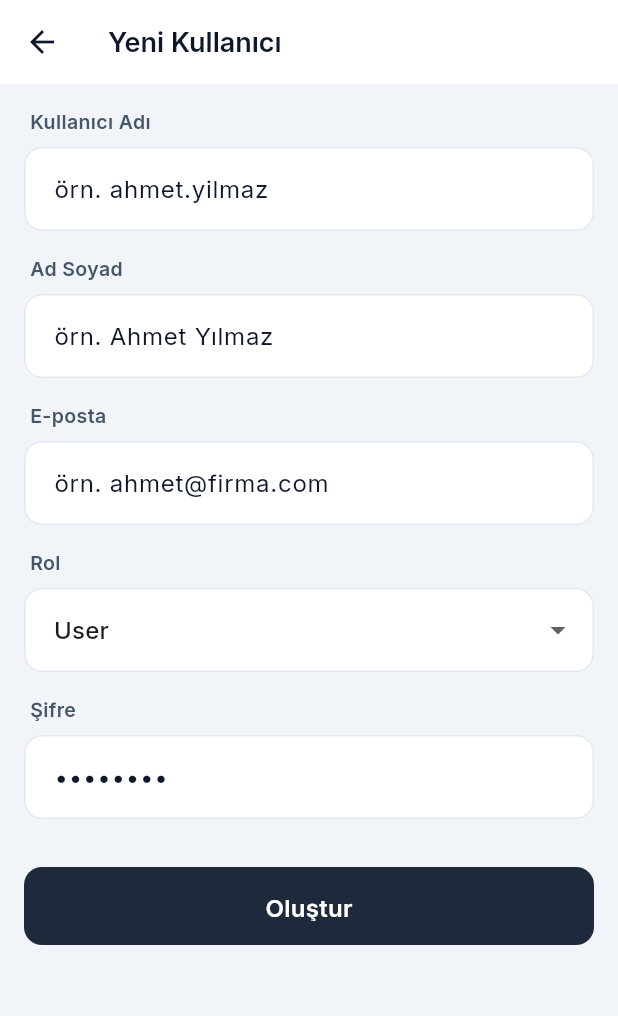
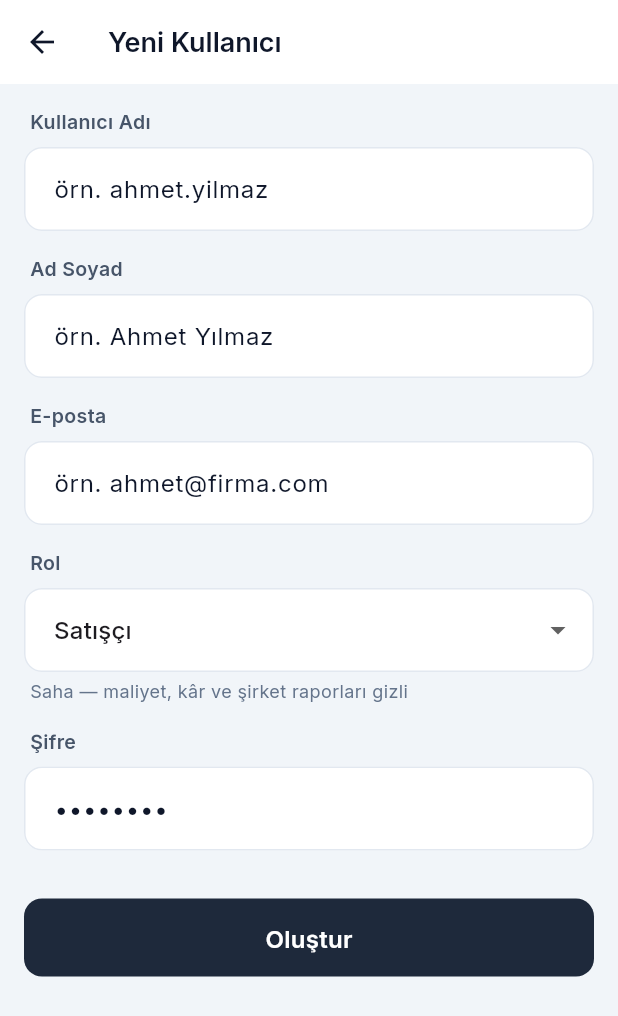
Before and after one commit to arslansly/logo_erp_sly, a Flutter app: the UserFormScreen screen opened directly, on a phone screen of 412 x 824 dp. Shown: the top 1016 px of the screen. Run offline on Flutter 3.47's test engine with Material 3 defaults, Android fonts, the phone set to English and light mode, and no system bars; our stand-ins replace cached_network_image, dio, flutter_secure_storage, google_fonts, pdf, printing and 1 more; accounts and stored records are empty; network calls fail.

Commit message:
auto: degisiklikler kaydedildi 2026-06-07 13:15:06

```diff
--- /dev/null
+++ b/lib/core/auth/app_role.dart
@@ -0,0 +1,118 @@
+/// Uygulama rolleri ve rol bazlı yetkiler (RBAC).
+///
+/// Yetki matrisi TEK kaynak burada — UI bu getter'lara göre gizler/gösterir.
+/// NOT: Bu yalnızca arayüz kısıtlamasıdır; gerçek güvenlik sınırı backend'dedir
+/// (token doğrulama + [Authorize] rol guard'ları). İstemci gizlemesi UX içindir.
+library;
+
+/// Sistemdeki dört rol. Backend `AppUsers.Role` ile eşleşir.
+enum AppRole {
+  /// Teknik yönetici — her şey + sunucu/firma ayarları.
+  admin,
+
+  /// İş sahibi — tüm finansal görünüm + onay + kullanıcı yönetimi.
+  patron,
+
+  /// Muhasebe — finansal görünüm, kullanıcı yönetimi yok.
+  muhasebe,
+
+  /// Satışçı (saha) — maliyet/kâr ve şirket raporlarını görmez.
+  satisci;
+
+  /// Backend'den gelen rol string'ini enum'a çevirir (harf duyarsız).
+  /// Bilinmeyen/boş ya da eski "User" rolü → en kısıtlı rol (satisci):
+  /// güvenli varsayılan, yanlışlıkla fazla yetki vermez.
+  static AppRole fromString(String? role) {
+    switch (role?.trim().toLowerCase()) {
+      case 'admin':
+        return AppRole.admin;
+      case 'patron':
+        return AppRole.patron;
+      case 'muhasebe':
+        return AppRole.muhasebe;
+      case 'satisci':
+      case 'satışçı':
+      case 'satici':
+        return AppRole.satisci;
+      default:
+        return AppRole.satisci; // bilinmeyen/eski rol = en az yetki
+    }
+  }
+
+  /// Backend'e/DB'ye yazılan kanonik değer (ASCII — JWT/Authorize uyumu için).
+  String get value {
+    switch (this) {
+      case AppRole.admin:
+        return 'Admin';
+      case AppRole.patron:
+        return 'Patron';
+      case AppRole.muhasebe:
+        return 'Muhasebe';
+      case AppRole.satisci:
+        return 'Satisci';
+    }
+  }
+
+  /// Kullanıcıya gösterilen Türkçe etiket.
+  String get label {
+    switch (this) {
+      case AppRole.admin:
+        return 'Yönetici';
+      case AppRole.patron:
+        return 'Patron';
+      case AppRole.muhasebe:
+        return 'Muhasebe';
+      case AppRole.satisci:
+        return 'Satışçı';
+    }
+  }
+
+  /// Rolün kısa açıklaması (kullanıcı formundaki dropdown için).
+  String get aciklama {
+    switch (this) {
+      case AppRole.admin:
+        return 'Tam yetki + sunucu/firma ayarları';
+      case AppRole.patron:
+        return 'Tüm finansal görünüm, onay ve kullanıcı yönetimi';
+      case AppRole.muhasebe:
+        return 'Finansal görünüm — kullanıcı yönetimi yok';
+      case AppRole.satisci:
+        return 'Saha — maliyet, kâr ve şirket raporları gizli';
+    }
+  }
+}
+
+/// Bir role karşılık gelen yetki seti. Matris bu sınıfta yaşar.
+class Permissions {
+  final AppRole role;
+  const Permissions(this.role);
+
+  bool get _isAdmin => role == AppRole.admin;
+  bool get _isPatron => role == AppRole.patron;
+  bool get _isSatisci => role == AppRole.satisci;
+
+  /// Şirket raporları (Raporlar sekmesi + Ana sayfa rapor kısayolu).
+  /// Satışçı şirket geneli raporlarını görmez.
+  bool get canViewReports => !_isSatisci;
+
+  /// Finansal raporlar (cari bakiye, vade). Satışçı göremez.
+  bool get canViewFinancialReports => !_isSatisci;
+
+  /// Stok maliyet / alış fiyatı görür. Satışçı göremez.
+  bool get canViewStokCost => !_isSatisci;
+
+  /// Kâr / marj bilgisi görür. Satışçı göremez.
+  bool get canViewProfit => !_isSatisci;
+
+  /// Fatura/sipariş/irsaliye taslağı oluşturabilir. (Tüm roller)
+  bool get canCreateBelge => true;
+
+  /// Belge onaylayabilir. Admin + Patron.
+  bool get canApprove => _isAdmin || _isPatron;
+
+  /// Kullanıcı yönetimi. Admin + Patron.
+  bool get canManageUsers => _isAdmin || _isPatron;
+
+  /// Sunucu/firma ayarlarını uygulama içinden düzenler. Sadece Admin.
+  bool get canEditSettings => _isAdmin;
+}
--- a/lib/features/dashboard/dashboard_screen.dart
+++ b/lib/features/dashboard/dashboard_screen.dart
@@ -85,7 +85,8 @@ class _DashboardScreenState extends State<DashboardScreen> {
                 _buildHeroCard(),
                 _buildMiniKpis(),
                 _buildQuickActions(),
-                _buildRaporlarKart(),
+                // Şirket raporları kısayolu — Satışçı'ya gizli (yetki).
+                if (authService.perms.canViewReports) _buildRaporlarKart(),
                 _buildSonHareketler(),
                 const SizedBox(height: 24),
               ],
--- a/lib/features/users/user_form_screen.dart
+++ b/lib/features/users/user_form_screen.dart
@@ -1,4 +1,5 @@
 import 'package:flutter/material.dart';
+import '../../core/auth/app_role.dart';
 import '../../core/theme/app_colors.dart';
 import '../../core/theme/app_spacing.dart';
 import '../../core/theme/app_typography.dart';
@@ -23,12 +24,11 @@ class _UserFormScreenState extends State<UserFormScreen> {
   late final TextEditingController _emailCtrl;
   final _passwordCtrl = TextEditingController();
 
-  String _role = 'User';
+  // Yeni kullanıcı varsayılanı en az yetkili rol (güvenli).
+  String _role = AppRole.satisci.value;
   bool _isActive = true;
   bool _saving = false;
   String? _error;
-
-  static const _roles = ['User', 'Admin'];
 
   @override
   void initState() {
@@ -37,7 +37,10 @@ class _UserFormScreenState extends State<UserFormScreen> {
     _usernameCtrl = TextEditingController(text: u?.username ?? '');
     _fullNameCtrl = TextEditingController(text: u?.fullName ?? '');
     _emailCtrl = TextEditingController(text: u?.email ?? '');
-    _role = (u != null && _roles.contains(u.role)) ? u.role : 'User';
+    // Eski "User"/"Admin" değerleri de normalize edilir (fromString → value).
+    _role = u != null
+        ? AppRole.fromString(u.role).value
+        : AppRole.satisci.value;
     _isActive = u?.isActive ?? true;
   }
 
@@ -137,10 +140,21 @@ class _UserFormScreenState extends State<UserFormScreen> {
             DropdownButtonFormField<String>(
               initialValue: _role,
               decoration: _dec(null),
-              items: _roles
-                  .map((r) => DropdownMenuItem(value: r, child: Text(r)))
+              items: AppRole.values
+                  .map((r) =>
+                      DropdownMenuItem(value: r.value, child: Text(r.label)))
                   .toList(),
-              onChanged: (v) => setState(() => _role = v ?? 'User'),
+              onChanged: (v) =>
+                  setState(() => _role = v ?? AppRole.satisci.value),
+            ),
+            const SizedBox(height: AppSpacing.xs),
+            Padding(
+              padding: const EdgeInsets.only(left: AppSpacing.xs),
+              child: Text(
+                AppRole.fromString(_role).aciklama,
+                style:
+                    AppTypography.caption.copyWith(color: AppColors.slate500),
+              ),
             ),
             const SizedBox(height: AppSpacing.md),
             _FieldLabel(widget.isEdit
```
Also changed, not shown: lib/features/auth/auth_service.dart (+22 -0 lines), lib/features/malzeme/malzeme_detay_screen.dart (+46 -38 lines), lib/features/profil/profil_screen.dart (+6 -7 lines), lib/features/shell/main_shell.dart (+31 -15 lines), lib/features/users/user_list_screen.dart (+26 -11 lines), lib/main.dart (+7 -0 lines), 1 other file.
